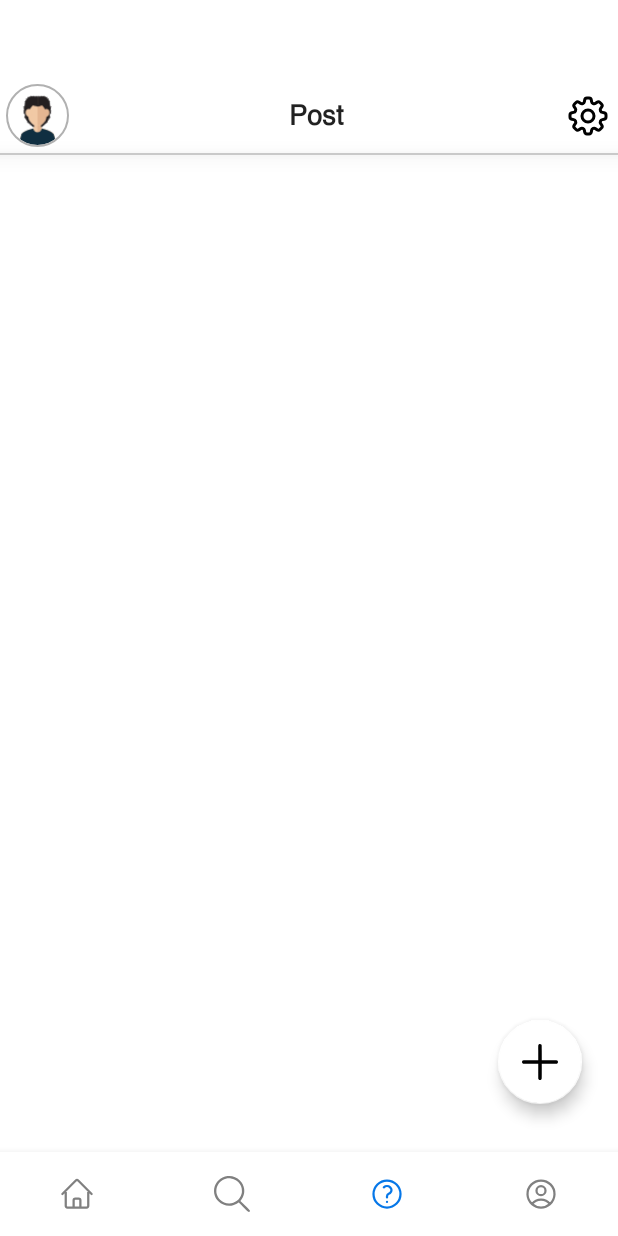
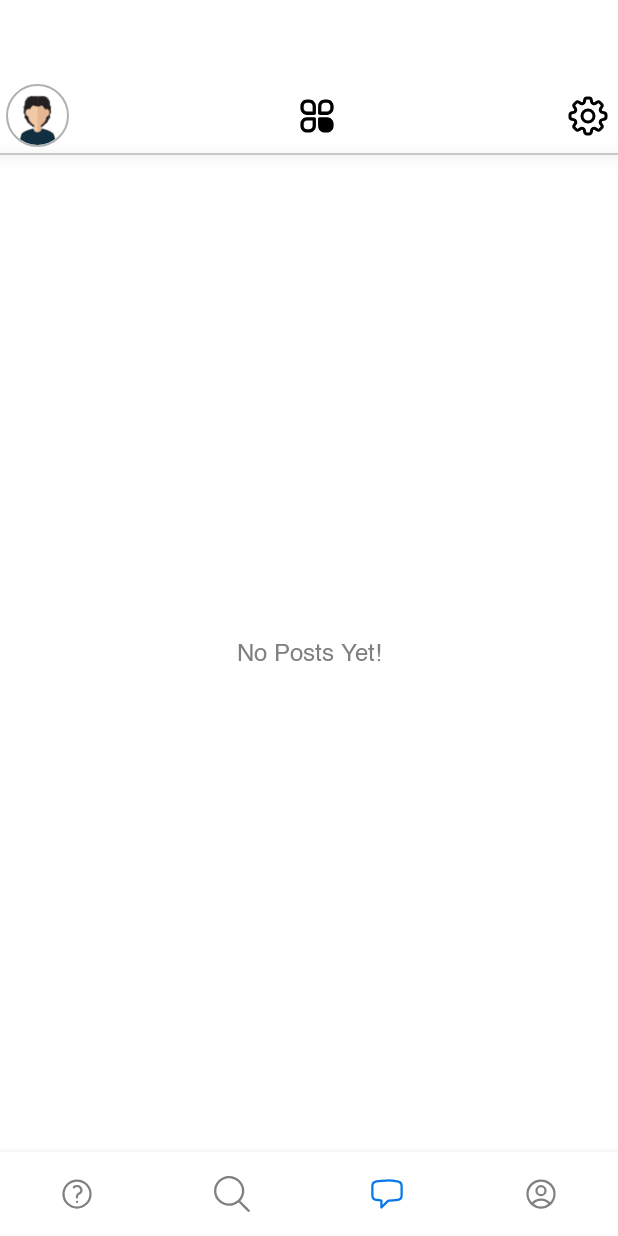
Before and after one commit to MuneebAbro/UNIVerse-A-Social-Media-App, an Android app: the MainActivity screen opened directly, with no data from a screen before it, item 3 of the bottom bar chosen, on a phone screen of 412 x 824 dp. Run offline under Robolectric (Android 15) with nearby library versions, the phone set to English and light mode, and no system bars; our stand-ins replace CircleImageView, Firebase (no records; nobody signed in at launch, a user with empty details on screens opened directly), Picasso, navigation-ui; libraries missing offline, so code that uses them is left out: com.github.marlonlom.utilities.

Commit message:
added messages fragment

```diff
--- a/app/src/main/java/com/example/universe/ui/home/HomeFragment.kt
+++ b/app/src/main/java/com/example/universe/ui/messages/MessageFragment.kt
@@ -1,4 +1,4 @@
-package com.example.universe.ui.home
+package com.example.universe.ui.messages
 
 import android.content.Context
 import android.content.Intent
@@ -12,7 +12,7 @@ import androidx.drawerlayout.widget.DrawerLayout
 import androidx.fragment.app.Fragment
 import androidx.fragment.app.activityViewModels
 import com.example.universe.R
-import com.example.universe.databinding.FragmentHomeBinding
+import com.example.universe.databinding.FragmentMessageBinding
 import com.example.universe.model.SharedViewModel
 import com.example.universe.ui.login.LoginActivity
 import com.example.universe.utils.DialogUtils.showLogoutDialog
@@ -20,9 +20,9 @@ import com.google.android.material.navigation.NavigationView
 import com.google.firebase.auth.FirebaseAuth
 import com.squareup.picasso.Picasso
 
-class HomeFragment : Fragment(), NavigationView.OnNavigationItemSelectedListener {
+class MessageFragment : Fragment(), NavigationView.OnNavigationItemSelectedListener {
 
-    private var _binding: FragmentHomeBinding? = null
+    private var _binding: FragmentMessageBinding? = null
     private val binding get() = _binding!!
     private val sharedViewModel: SharedViewModel by activityViewModels()
 
@@ -35,7 +35,7 @@ class HomeFragment : Fragment(), NavigationView.OnNavigationItemSelectedListener
         container: ViewGroup?,
         savedInstanceState: Bundle?
     ): View {
-        _binding = FragmentHomeBinding.inflate(inflater, container, false)
+        _binding = FragmentMessageBinding.inflate(inflater, container, false)
         val root: View = binding.root
 
         // Setup DrawerLayout and NavigationView
--- /dev/null
+++ b/app/src/main/res/drawable/message.xml
@@ -0,0 +1,13 @@
+<vector xmlns:android="http://schemas.android.com/apk/res/android"
+    android:width="24dp"
+    android:height="24dp"
+    android:viewportWidth="24"
+    android:viewportHeight="24">
+  <path
+      android:pathData="M2.25,12.76c0,1.6 1.123,2.994 2.707,3.227 1.087,0.16 2.185,0.283 3.293,0.369V21l4.076,-4.076a1.526,1.526 0,0 1,1.037 -0.443,48.282 48.282,0 0,0 5.68,-0.494c1.584,-0.233 2.707,-1.626 2.707,-3.228V6.741c0,-1.602 -1.123,-2.995 -2.707,-3.228A48.394,48.394 0,0 0,12 3c-2.392,0 -4.744,0.175 -7.043,0.513C3.373,3.746 2.25,5.14 2.25,6.741v6.018Z"
+      android:strokeLineJoin="round"
+      android:strokeWidth="1.5"
+      android:fillColor="#00000000"
+      android:strokeColor="@color/adaptive_black"
+      android:strokeLineCap="round"/>
+</vector>
--- a/app/src/main/res/layout-land/fragment_post.xml
+++ b/app/src/main/res/layout-land/fragment_post.xml
@@ -20,41 +20,6 @@
         app:layout_constraintStart_toStartOf="parent"
         app:layout_constraintTop_toTopOf="parent">
 
-        <de.hdodenhof.circleimageview.CircleImageView
-            android:id="@+id/UserImagePostTopBar"
-            android:layout_width="42dp"
-            android:layout_height="42dp"
-            android:layout_gravity="start"
-            android:src="@drawable/avatar"
-            app:civ_border_width="1dp"
-            android:layout_marginStart="4dp"
-            app:civ_border_color="@color/gray_hint_light"
-            app:layout_constraintBottom_toBottomOf="parent"
-            app:layout_constraintStart_toStartOf="parent"
-            app:layout_constraintTop_toTopOf="parent" />
-
-        <TextView
-            style="@style/TextAppearance.Nexa.Bold"
-            android:layout_width="wrap_content"
-            android:layout_height="wrap_content"
-            android:text="@string/q_amp_a"
-            android:textSize="18sp"
-            app:layout_constraintBottom_toBottomOf="parent"
-            app:layout_constraintEnd_toStartOf="@+id/PostSettings"
-            app:layout_constraintStart_toEndOf="@+id/UserImagePostTopBar"
-            app:layout_constraintTop_toTopOf="parent" />
-
-        <ImageView
-            android:id="@+id/PostSettings"
-            android:layout_width="32dp"
-            android:layout_height="32dp"
-            android:contentDescription="@string/menu"
-            android:src="@drawable/settings"
-            android:layout_marginEnd="4dp"
-            app:layout_constraintBottom_toBottomOf="parent"
-            app:tint="@color/adaptive_black"
-            app:layout_constraintEnd_toEndOf="parent"
-            app:layout_constraintTop_toTopOf="parent" />
 
     </androidx.constraintlayout.widget.ConstraintLayout>
 
--- a/app/src/main/res/layout/fragment_home.xml
+++ b/app/src/main/res/layout/fragment_message.xml
@@ -6,7 +6,7 @@
     android:id="@+id/drawerLayout"
     android:layout_height="match_parent"
 
-    tools:context=".ui.home.HomeFragment">
+    tools:context=".ui.messages.MessageFragment">
 
 
 
--- a/app/src/main/res/layout/fragment_post.xml
+++ b/app/src/main/res/layout/fragment_post.xml
@@ -32,16 +32,17 @@
             app:layout_constraintStart_toStartOf="parent"
             app:layout_constraintTop_toTopOf="parent" />
 
-        <TextView
+        <ImageView
             style="@style/TextAppearance.Nexa.Bold"
             android:layout_width="wrap_content"
             android:layout_height="wrap_content"
-            android:text="@string/post"
-            android:textSize="18sp"
+            android:src="@drawable/ciagou"
             app:layout_constraintBottom_toBottomOf="parent"
             app:layout_constraintEnd_toStartOf="@+id/PostSettings"
             app:layout_constraintStart_toEndOf="@+id/UserImagePostTopBar"
-            app:layout_constraintTop_toTopOf="parent" />
+            app:layout_constraintTop_toTopOf="parent"
+            app:tint="@color/adaptive_black"
+            />
 
         <ImageView
             android:id="@+id/PostSettings"
--- a/app/src/main/res/menu/bottom_nav_menu.xml
+++ b/app/src/main/res/menu/bottom_nav_menu.xml
@@ -2,9 +2,9 @@
 <menu xmlns:android="http://schemas.android.com/apk/res/android">
 
     <item
-        android:id="@+id/navigation_home"
-        android:icon="@drawable/home"
-        android:title="@string/title_home" />
+        android:id="@+id/navigation_post"
+        android:icon="@drawable/qna"
+        android:title="@string/post" />
 
     <item
         android:id="@+id/navigation_search"
@@ -12,9 +12,11 @@
         android:title="@string/search" />
 
     <item
-        android:id="@+id/navigation_qna"
-        android:icon="@drawable/qna"
-        android:title="@string/qna" />
+        android:id="@+id/navigation_messages"
+        android:icon="@drawable/message"
+        android:title="@string/title_messages" />
+
+
 
  <item
         android:id="@+id/navigation_profile"
--- a/app/src/main/res/navigation/mobile_navigation.xml
+++ b/app/src/main/res/navigation/mobile_navigation.xml
@@ -3,13 +3,15 @@
     xmlns:app="http://schemas.android.com/apk/res-auto"
     xmlns:tools="http://schemas.android.com/tools"
     android:id="@+id/mobile_navigation"
-    app:startDestination="@+id/navigation_home">
+    app:startDestination="@+id/navigation_post">
 
     <fragment
-        android:id="@+id/navigation_home"
-        android:name="com.example.universe.ui.home.HomeFragment"
-        android:label="@string/title_home"
-        tools:layout="@layout/fragment_home" />
+        android:id="@+id/navigation_post"
+        android:name="com.example.universe.ui.post.PostFragment"
+        android:label="@string/post"
+        tools:layout="@layout/fragment_post" />
+
+
 
     <fragment
         android:id="@+id/navigation_search"
@@ -18,10 +20,10 @@
         tools:layout="@layout/fragment_search" />
 
     <fragment
-        android:id="@+id/navigation_qna"
-        android:name="com.example.universe.ui.post.PostFragment"
-        android:label="@string/qna"
-        tools:layout="@layout/fragment_post" />
+        android:id="@+id/navigation_messages"
+        android:name="com.example.universe.ui.messages.MessageFragment"
+        android:label="@string/title_messages"
+        tools:layout="@layout/fragment_message" />
 
     <fragment
         android:id="@+id/navigation_profile"
--- a/app/src/main/res/values/strings.xml
+++ b/app/src/main/res/values/strings.xml
@@ -38,4 +38,5 @@
     <string name="comments">Comments</string>
     <string name="confirm_password">Confirm Password</string>
     <string name="new_password">New Password</string>
+    <string name="title_messages">Messages</string>
 </resources>
```
